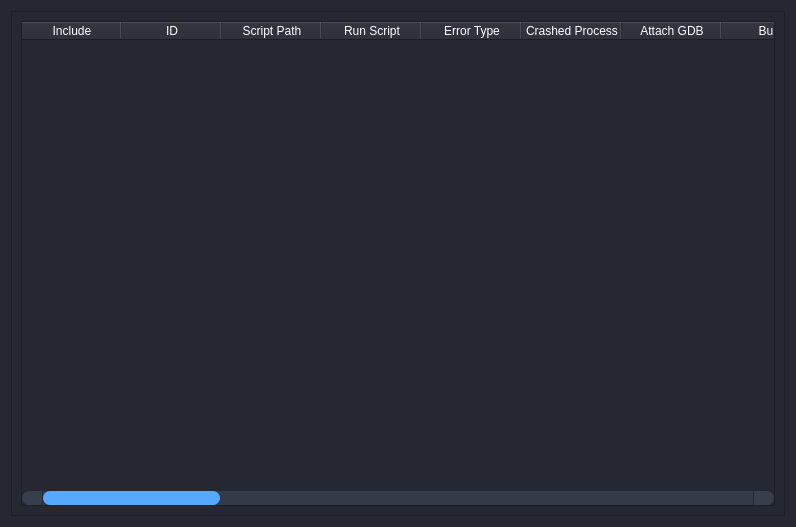
First picture: the form in UiFiles/Jobs.ui, repository bassant-hisham/Anomalies-Tracker-Siemens-Academy, before the edit.
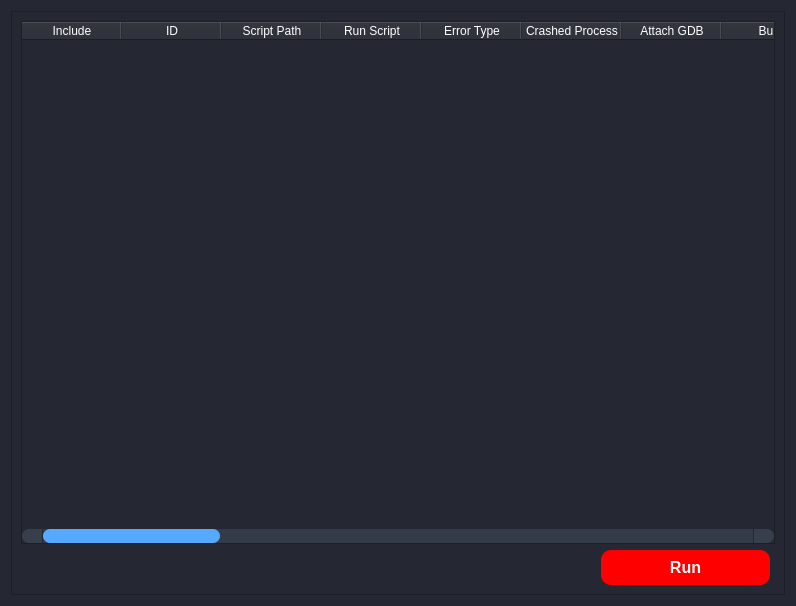
Second picture: the form after the edit.

```diff
--- a/UiFiles/Jobs.ui
+++ b/UiFiles/Jobs.ui
@@ -7,7 +7,7 @@
     <x>0</x>
     <y>0</y>
     <width>796</width>
-    <height>527</height>
+    <height>606</height>
    </rect>
   </property>
   <property name="windowTitle">
@@ -112,8 +112,8 @@
        <rect>
         <x>0</x>
         <y>0</y>
-        <width>772</width>
-        <height>503</height>
+        <width>776</width>
+        <height>586</height>
        </rect>
       </property>
       <property name="styleSheet">
@@ -276,6 +276,55 @@
          </column>
         </widget>
        </item>
+       <item row="1" column="0">
+        <layout class="QHBoxLayout" name="horizontalLayout">
+         <item>
+          <spacer name="horizontalSpacer">
+           <property name="orientation">
+            <enum>Qt::Horizontal</enum>
+           </property>
+           <property name="sizeHint" stdset="0">
+            <size>
+             <width>580</width>
+             <height>20</height>
+            </size>
+           </property>
+          </spacer>
+         </item>
+         <item>
+          <widget class="QPushButton" name="Run_pushButton">
+           <property name="sizePolicy">
+            <sizepolicy hsizetype="Expanding" vsizetype="Fixed">
+             <horstretch>1</horstretch>
+             <verstretch>0</verstretch>
+            </sizepolicy>
+           </property>
+           <property name="minimumSize">
+            <size>
+             <width>100</width>
+             <height>35</height>
+            </size>
+           </property>
+           <property name="styleSheet">
+            <string notr="true">QPushButton {
+	background-color: red;
+	color:White;
+	margin-right:5px;
+	border-radius: 10px;
+	border: 0px solid rgb(52, 59, 72);
+	font-size:16px;
+	font-weight:bold;
+
+}
+</string>
+           </property>
+           <property name="text">
+            <string>Run</string>
+           </property>
+          </widget>
+         </item>
+        </layout>
+       </item>
       </layout>
      </widget>
     </widget>
```
